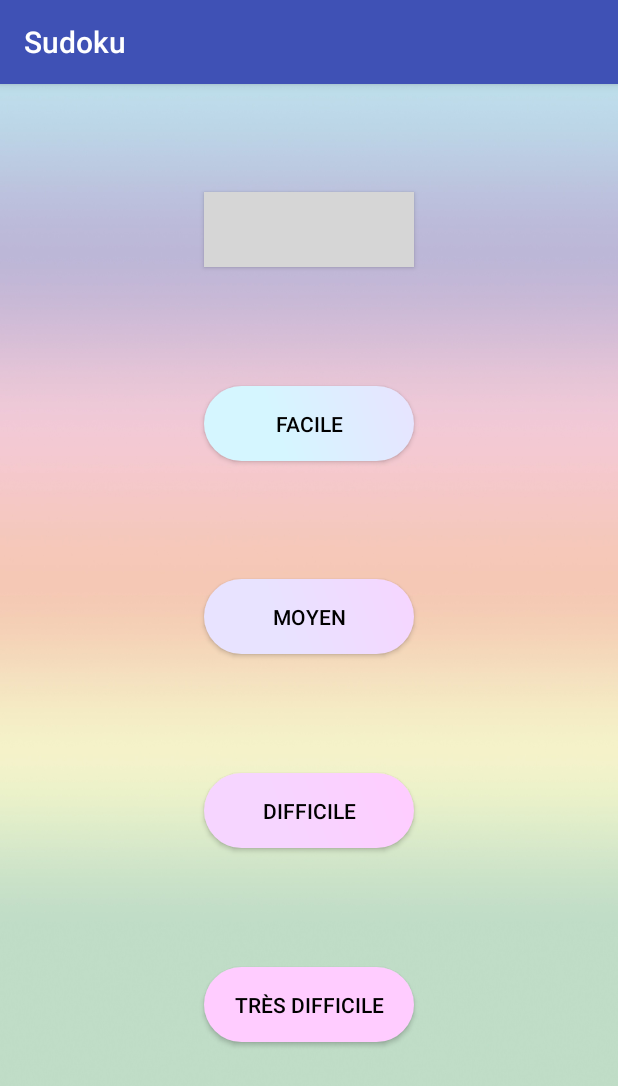
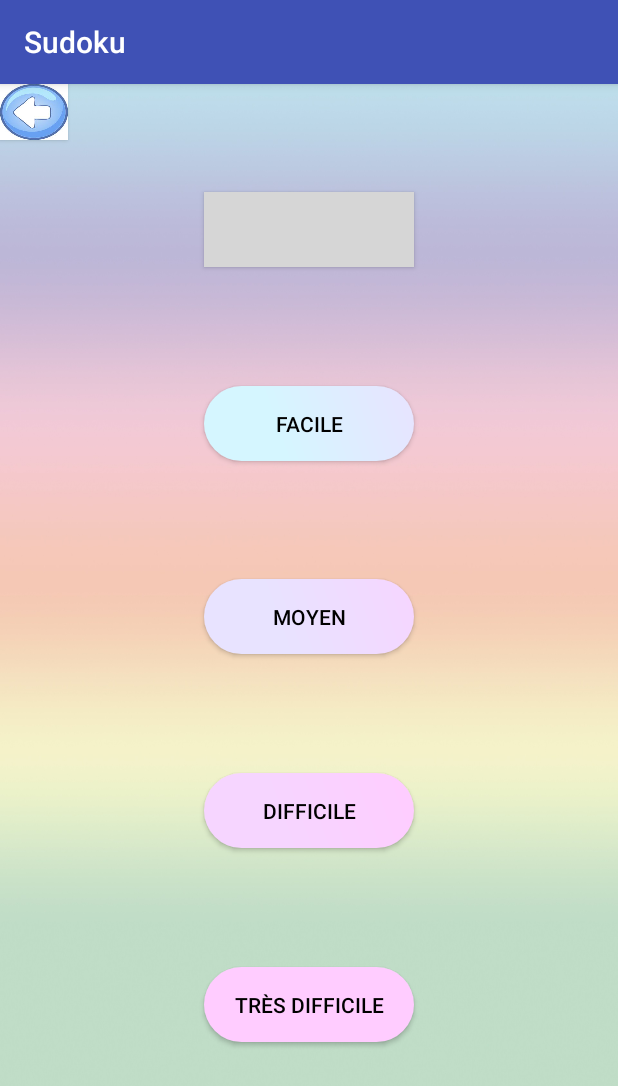
Before and after one commit to VincentDestrieux/sudokuAgile, an Android app: the Niveau screen opened directly, with no data from a screen before it, on a phone screen of 412 x 824 dp. Shown: the top 1086 px of the screen. Run offline under Robolectric (Android 15) with nearby library versions, the light colour scheme and no system bars; grey boxes are pictures that could not be loaded.

Commit message:
Bouton retour PAge 2

```diff
--- a/app/src/main/java/com/miage/master/myapplication/Niveau.java
+++ b/app/src/main/java/com/miage/master/myapplication/Niveau.java
@@ -2,6 +2,7 @@ package com.miage.master.myapplication;
 
 import android.support.v7.app.AppCompatActivity;
 import android.os.Bundle;
+import android.view.View;
 
 public class Niveau extends AppCompatActivity {
 
@@ -10,4 +11,8 @@ public class Niveau extends AppCompatActivity {
         super.onCreate(savedInstanceState);
         setContentView(R.layout.activity_niveau);
     }
+
+    public void retour(View v){
+        finish();
+    }
 }
--- a/app/src/main/res/layout/activity_niveau.xml
+++ b/app/src/main/res/layout/activity_niveau.xml
@@ -81,6 +81,14 @@
         app:layout_constraintRight_toRightOf="parent"
         app:layout_constraintTop_toTopOf="parent"
         app:layout_constraintVertical_bias="0.820"
- />
+    />
+
+    <Button
+        android:id="@+id/buttonRetour"
+        android:layout_width="45dp"
+        android:layout_height="37dp"
+        android:background="@drawable/retour"
+        android:onClick="retour"
+        />
 
 </android.support.constraint.ConstraintLayout>
```
Also changed, not shown: app/src/main/res/drawable/retour.jpg (added).
